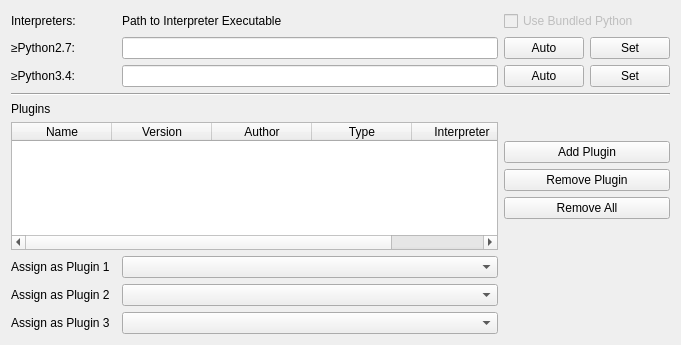
This is src/Form_Files/PPluginWidget.ui in Sigil-Ebook/Sigil as Qt 5 draws it before an edit. The edited form follows.
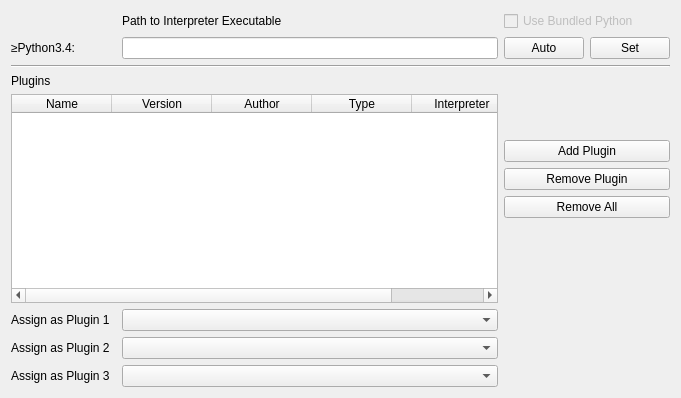
This is the edited form.

Commit message: Remove support for python2.7 only plugins

```diff
--- a/src/Form_Files/PPluginWidget.ui
+++ b/src/Form_Files/PPluginWidget.ui
@@ -7,7 +7,7 @@
     <x>0</x>
     <y>0</y>
     <width>681</width>
-    <height>345</height>
+    <height>398</height>
    </rect>
   </property>
   <property name="windowTitle">
@@ -146,22 +146,7 @@
       </widget>
      </item>
      <item row="1" column="3">
-      <layout class="QHBoxLayout" name="horizontalLayout">
-       <item>
-        <widget class="QPushButton" name="Py2Auto">
-         <property name="text">
-          <string>Auto</string>
-         </property>
-        </widget>
-       </item>
-       <item>
-        <widget class="QPushButton" name="Py2Set">
-         <property name="text">
-          <string>Set</string>
-         </property>
-        </widget>
-       </item>
-      </layout>
+      <layout class="QHBoxLayout" name="horizontalLayout"/>
      </item>
      <item row="6" column="3">
       <spacer name="verticalSpacer">
@@ -217,36 +202,6 @@
        </property>
       </spacer>
      </item>
-     <item row="1" column="2">
-      <widget class="QLineEdit" name="editPathPy2">
-       <property name="text">
-        <string/>
-       </property>
-      </widget>
-     </item>
-     <item row="0" column="0">
-      <widget class="QLabel" name="lblEngine">
-       <property name="text">
-        <string>Interpreters:</string>
-       </property>
-      </widget>
-     </item>
-     <item row="1" column="0">
-      <widget class="QLabel" name="enginePy2">
-       <property name="sizePolicy">
-        <sizepolicy hsizetype="Maximum" vsizetype="Maximum">
-         <horstretch>0</horstretch>
-         <verstretch>0</verstretch>
-        </sizepolicy>
-       </property>
-       <property name="text">
-        <string>≥Python2.7:</string>
-       </property>
-       <property name="alignment">
-        <set>Qt::AlignRight|Qt::AlignTrailing|Qt::AlignVCenter</set>
-       </property>
-      </widget>
-     </item>
      <item row="0" column="2">
       <widget class="QLabel" name="lblPath">
        <property name="maximumSize">
```
The commit also changes 3 other files.
